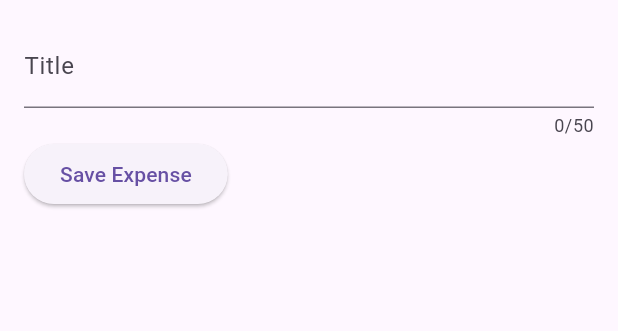
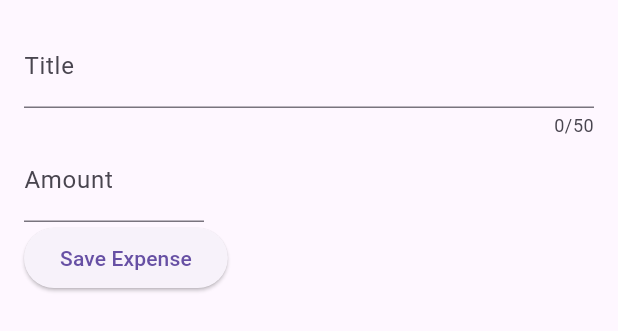
Before and after one commit to gkhan02/expense_tracker, a Flutter app: the NewExpense widget shown alone on an empty page, opened directly, after a tap on "Save Expense", on a phone screen of 412 x 824 dp. Shown: the top 331 px of the screen. Run offline on Flutter 3.47's test engine with Material 3 defaults, Android fonts, the phone set to English and light mode, and no system bars.

Commit message:
Added Amount field and controller

```diff
--- a/lib/widgets/new_expense.dart
+++ b/lib/widgets/new_expense.dart
@@ -13,6 +13,7 @@ class NewExpense extends StatefulWidget {
 
 class _NewExpenseState extends State<NewExpense> {
   final _titleController = TextEditingController();
+  final _amountController = TextEditingController();
   @override
   void dispose() {
     _titleController.dispose();
@@ -41,9 +42,25 @@ class _NewExpenseState extends State<NewExpense> {
           ),
           Row(
             children: [
+              SizedBox(
+                width: 120,
+                child: TextField(
+                  controller: _amountController,
+                  keyboardType: TextInputType.number,
+                  decoration: const InputDecoration(
+                    prefixText: '\$ ',
+                    label: Text('Amount'),
+                    ),
+                  ),
+                ),
+              ],
+            ),
+          Row(
+            children: [
               ElevatedButton(
                 onPressed: () {
                   print(_titleController.text);
+                  print(_amountController.text);
                 },
                 child: Text('Save Expense'),
               )
```
